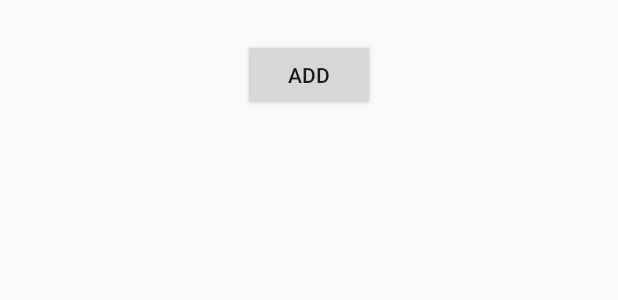
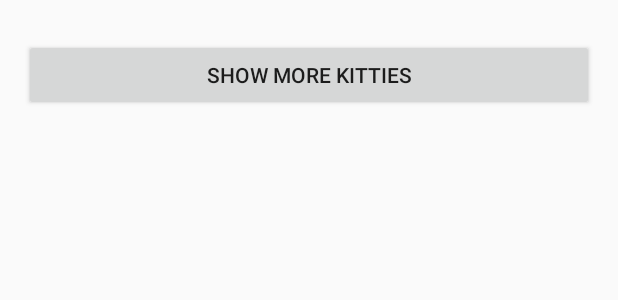
Before and after one commit to magicPony/HomeworkLesson16, an Android app: the layout activity_main.xml on its own in the app's theme, with its tools: preview values and no code run, on a phone screen of 412 x 824 dp. Shown: the top 300 px of the screen. Run offline under Robolectric (Android 15) with nearby library versions, the phone set to English and light mode, and no system bars; network calls fail.

Commit message:
Something work :|

```diff
--- a/app/build.gradle
+++ b/app/build.gradle
@@ -24,4 +24,5 @@ dependencies {
     testCompile 'junit:junit:4.12'
     compile 'com.android.support:appcompat-v7:23.2.1'
     compile 'com.android.support:recyclerview-v7:23.2.1'
+    compile 'com.android.support:support-v4:23.2.1'
 }
--- a/app/src/main/java/com/example/taras/homeworklesson16/Constants.java
+++ b/app/src/main/java/com/example/taras/homeworklesson16/Constants.java
@@ -11,5 +11,6 @@ public final class Constants {
                                KEY_ID = "id",
                                SIZE_SMALL_TAG = "small",
                                SIZE_MED_TAG = "med",
-                               SIZE_FULL_TAG = "full";
+                               SIZE_FULL_TAG = "full",
+                               SHOW_CAT_FRAGMENT_TAG = "show_cat";
 }
--- a/app/src/main/res/layout/activity_main.xml
+++ b/app/src/main/res/layout/activity_main.xml
@@ -3,26 +3,36 @@
     xmlns:tools="http://schemas.android.com/tools"
     android:layout_width="match_parent"
     android:layout_height="match_parent"
+    android:id="@+id/rl_container_AM"
+    tools:context="com.example.taras.homeworklesson16.MainActivity">
+
+    <ScrollView
         android:paddingBottom="@dimen/activity_vertical_margin"
         android:paddingLeft="@dimen/activity_horizontal_margin"
         android:paddingRight="@dimen/activity_horizontal_margin"
         android:paddingTop="@dimen/activity_vertical_margin"
-    tools:context="com.example.taras.homeworklesson16.MainActivity">
-
-    <android.support.v7.widget.RecyclerView
-        android:id="@+id/rv_AM"
         android:layout_width="match_parent"
         android:layout_height="wrap_content">
 
-    </android.support.v7.widget.RecyclerView>
+        <LinearLayout
+            android:orientation="vertical"
+            android:layout_width="match_parent"
+            android:layout_height="wrap_content">
+
+        <LinearLayout
+            android:id="@+id/ll_AM"
+            android:orientation="vertical"
+            android:layout_width="match_parent"
+            android:layout_height="wrap_content" />
 
             <Button
                 android:id="@+id/btn_add_AM"
-        android:layout_centerHorizontal="true"
+                android:layout_marginBottom="20dp"
                 android:layout_marginTop="10dp"
-        android:layout_below="@id/rv_AM"
-        android:text="Add"
-        android:layout_width="wrap_content"
+                android:text="Show more kitties"
+                android:layout_width="match_parent"
                 android:layout_height="wrap_content" />
 
+        </LinearLayout>
+    </ScrollView>
 </RelativeLayout>
--- a/app/src/main/res/values/strings.xml
+++ b/app/src/main/res/values/strings.xml
@@ -1,3 +1,4 @@
 <resources>
     <string name="app_name">HomeworkLesson16</string>
+    <string name="hello_blank_fragment">Hello blank fragment</string>
 </resources>
```
Also changed, not shown: app/src/main/java/com/example/taras/homeworklesson16/CashData.java (+0 -10 lines), app/src/main/java/com/example/taras/homeworklesson16/CatClickListener.java (added, +31 -0 lines), app/src/main/java/com/example/taras/homeworklesson16/CustomViewHolder.java (deleted, +0 -20 lines), app/src/main/java/com/example/taras/homeworklesson16/MainActivity.java (+15 -33 lines), app/src/main/java/com/example/taras/homeworklesson16/RecyclerViewAdapter.java (deleted, +0 -39 lines), app/src/main/java/com/example/taras/homeworklesson16/ShowCatFragment.java (added, +37 -0 lines), app/src/main/res/layout/fragment_show_cat.xml (added, +18 -0 lines). Lines whose indentation alone changed are shown as unchanged.
